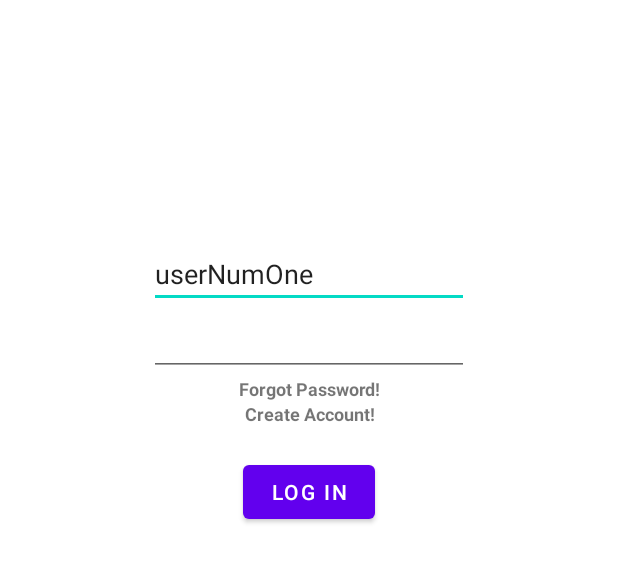
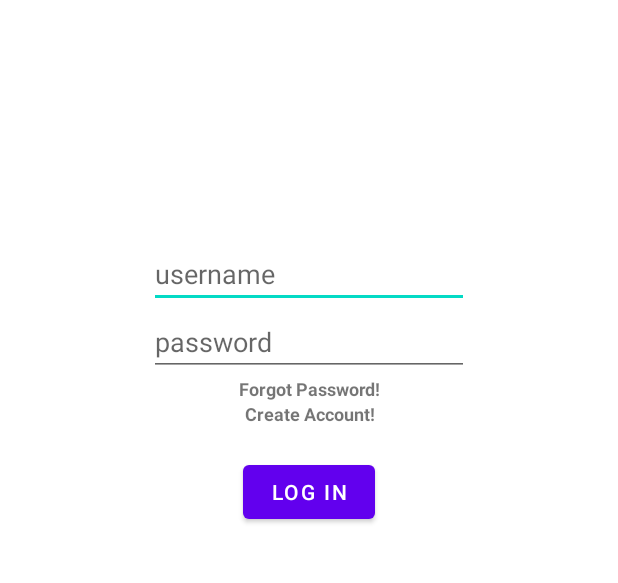
Before and after one commit to 8Autumn8/ReWear, an Android app: the screen it shows after launch (LoginActivity), after a tap on "LOG IN", on a phone screen of 412 x 824 dp, the part 386-969 px from its top. Run offline under Robolectric (Android 15) with nearby library versions, the phone set to English and light mode, and no system bars; libraries missing offline, so code that uses them is left out: java.security.acl.

Commit message:
Added most functionality to User and BelongsTo database classes

```diff
--- a/app/src/main/java/com/example/rewear/database/BelongsToInterface.kt
+++ b/app/src/main/java/com/example/rewear/database/BelongsToInterface.kt
@@ -1,9 +1,11 @@
 package com.example.rewear.database
 
+import com.example.rewear.objects.BelongsToData
+
 interface BelongsToInterface {
-    fun getBelongsTo()
+    fun getBelongsTo(username: String): BelongsToData?
 
-    fun addBelongsTo()
+    fun addBelongsTo(belongsTo: BelongsToData)
 
     fun deleteBelongsTo()
 }
--- a/app/src/main/java/com/example/rewear/database/UserInterface.kt
+++ b/app/src/main/java/com/example/rewear/database/UserInterface.kt
@@ -4,11 +4,11 @@ import com.example.rewear.objects.UserData
 
 
 interface UserInterface {
-    fun getUser(userNameInput: String) : UserData?
+    fun getUser(usernameInput: String) : UserData?
 
     fun addUser(user: UserData)
 
     fun deleteUser()
 
-    fun updateUser()
+    fun updateUser(updatedUser: UserData)
 }
--- a/app/src/main/java/com/example/rewear/login/LoginActivity.kt
+++ b/app/src/main/java/com/example/rewear/login/LoginActivity.kt
@@ -6,8 +6,8 @@ import android.view.View
 import android.widget.Button
 import android.widget.EditText
 import androidx.appcompat.app.AppCompatActivity
+import com.example.rewear.R
 import com.example.rewear.addClothes.AddClothesActivity
-import com.example.rewear.R
 
 
 class LoginActivity : AppCompatActivity(),  LoginContract.View{
@@ -18,7 +18,7 @@ class LoginActivity : AppCompatActivity(),  LoginContract.View{
     override fun onCreate(savedInstanceState: Bundle?) {
         super.onCreate(savedInstanceState)
         setContentView(R.layout.activity_login)
-        val btnLogin = findViewById(R.id.btnLogin) as Button
+        val btnLogin = findViewById<Button>(R.id.btnLogin)
 
         //MVP Initialized
         presenter = LoginPresenter(this)
@@ -28,7 +28,10 @@ class LoginActivity : AppCompatActivity(),  LoginContract.View{
             // your code to perform when the user clicks on the button
             val userField = (findViewById<View>(R.id.txtUserNameLogin) as EditText).getText().toString()
             val pwdField = (findViewById<View>(R.id.pwdLogin) as EditText).getText().toString()
-            if ((presenter as LoginPresenter).verifyUser(userField.toString(),pwdField.toString())){
+
+            // TODO: Notify user if any fields are blank or if given user & password combo is incorrect.
+
+            if ((presenter as LoginPresenter).verifyUser(userField, pwdField)){
                 val intent = Intent(this, AddClothesActivity::class.java)
                 startActivity(intent)
             }
--- a/app/src/main/java/com/example/rewear/login/LoginPresenter.kt
+++ b/app/src/main/java/com/example/rewear/login/LoginPresenter.kt
@@ -1,8 +1,7 @@
 package com.example.rewear.login
 
-import android.util.Log
-import com.example.rewear.database.*
-import com.example.rewear.objects.*
+import com.example.rewear.database.DataBaseHelper
+import com.example.rewear.objects.UserData
 
 class LoginPresenter(
     private val view: LoginContract.View,
@@ -13,17 +12,8 @@ class LoginPresenter(
 
     override fun verifyUser(userField:String, pwdField:String) : Boolean{
         val compareUser: UserData? = db.getUser(userField)
-        var toReturn: Boolean = false
-        println(compareUser!!.username)
-        println(compareUser!!.password)
-        println(userField)
-        println(pwdField)
-        if (compareUser != null && compareUser.username == userField && compareUser.password == pwdField){
-            toReturn = true
-        }
-        Log.d("TEST", "TEST")
-        println(toReturn)
-        return toReturn
+
+        return (compareUser != null) && (compareUser.username == userField) && (compareUser.password == pwdField)
 
      }
 }
--- a/app/src/main/java/com/example/rewear/objects/BelongsToData.kt
+++ b/app/src/main/java/com/example/rewear/objects/BelongsToData.kt
@@ -1,3 +1,3 @@
 package com.example.rewear.objects
 
-class BelongsToData(val ID: Int?, val groupName: String?, val groupDesc: String?)
+class BelongsToData(val groupID: Int?, val username: String?)
--- a/app/src/main/res/layout/activity_login.xml
+++ b/app/src/main/res/layout/activity_login.xml
@@ -13,7 +13,7 @@
         android:layout_alignParentTop="true"
         android:layout_centerHorizontal="true"
         android:layout_marginTop="80dp"
-        android:text="Welcome to ReWear!"
+        android:text="@string/login_screen_msg"
         android:textAlignment="center"
         android:textSize="48sp"
         android:textStyle="bold"
@@ -28,12 +28,15 @@
         android:layout_height="wrap_content"
         android:layout_centerVertical="true"
         android:layout_centerHorizontal="true"
-
         android:ems="10"
         android:inputType="textPersonName"
-        android:text="userNumOne" />
+        android:text=""
+        android:hint="@string/username"
+        android:autofillHints="username"
+        />
 
     <EditText
+        android:hint="@string/password"
         android:id="@+id/pwdLogin"
         android:layout_centerHorizontal="true"
         android:layout_width="wrap_content"
@@ -41,7 +44,8 @@
         android:layout_centerVertical="true"
         android:layout_below="@+id/txtUserNameLogin"
         android:ems="10"
-        android:inputType="textPassword" />
+        android:inputType="textPassword"
+        android:autofillHints="username" />
 
     <Button
         android:id="@+id/btnLogin"
@@ -50,7 +54,7 @@
         android:layout_centerHorizontal="true"
         android:layout_below="@+id/createAccount"
         android:layout_marginTop = "20dp"
-        android:text="Log In" />
+        android:text="@string/log_in" />
 
     <ImageView
         android:id="@+id/imageView"
@@ -59,16 +63,17 @@
         android:scaleType="fitXY"
         android:layout_below="@+id/titleName"
         android:layout_centerHorizontal="true"
-        tools:src="@tools:sample/avatars" />
+        tools:src="@tools:sample/avatars"
+        android:contentDescription="@string/rewear_logo"/>
 
     <TextView
         android:id="@+id/forgotPassword"
         android:layout_width="wrap_content"
         android:layout_height="wrap_content"
         android:layout_centerHorizontal="true"
-        android:text="Forgot Password!"
+        android:text="@string/forgot_password"
         android:textAlignment="center"
-        android:textSize="12dp"
+        android:textSize="12sp"
         android:textStyle="bold"
         android:layout_below="@+id/pwdLogin"
         app:layout_constraintBottom_toBottomOf="parent"
@@ -80,9 +85,9 @@
         android:layout_width="wrap_content"
         android:layout_height="wrap_content"
         android:layout_centerHorizontal="true"
-        android:text="Create Account!"
+        android:text="@string/create_account"
         android:textAlignment="center"
-        android:textSize="12dp"
+        android:textSize="12sp"
         android:textStyle="bold"
         android:layout_below="@+id/forgotPassword"
         app:layout_constraintBottom_toBottomOf="parent"
--- a/app/src/main/res/values/strings.xml
+++ b/app/src/main/res/values/strings.xml
@@ -1,6 +1,13 @@
 <resources>
     <string name="app_name">ReWear</string>
     <string name="dataBaseURL">jdbc:mysql://rewea.mysql.database.azure.com:3306/reweardb</string>
-    <string name="username">belinda</string>
-    <string name="password">!adminpassword1</string>
+    <string name="db_username">belinda</string>
+    <string name="db_password">!adminpassword1</string>
+    <string name="password">password</string>
+    <string name="username">username</string>
+    <string name="log_in">Log In</string>
+    <string name="forgot_password">Forgot Password!</string>
+    <string name="create_account">Create Account!</string>
+    <string name="login_screen_msg">Welcome to ReWear!</string>
+    <string name="rewear_logo">ReWear Logo</string>
 </resources>
```
Also changed, not shown: app/src/main/java/com/example/rewear/database/BelongsToDB.kt (+42 -2 lines), app/src/main/java/com/example/rewear/database/SQLScripts.txt (+31 -4 lines), app/src/main/java/com/example/rewear/database/UserDB.kt (+43 -22 lines).
